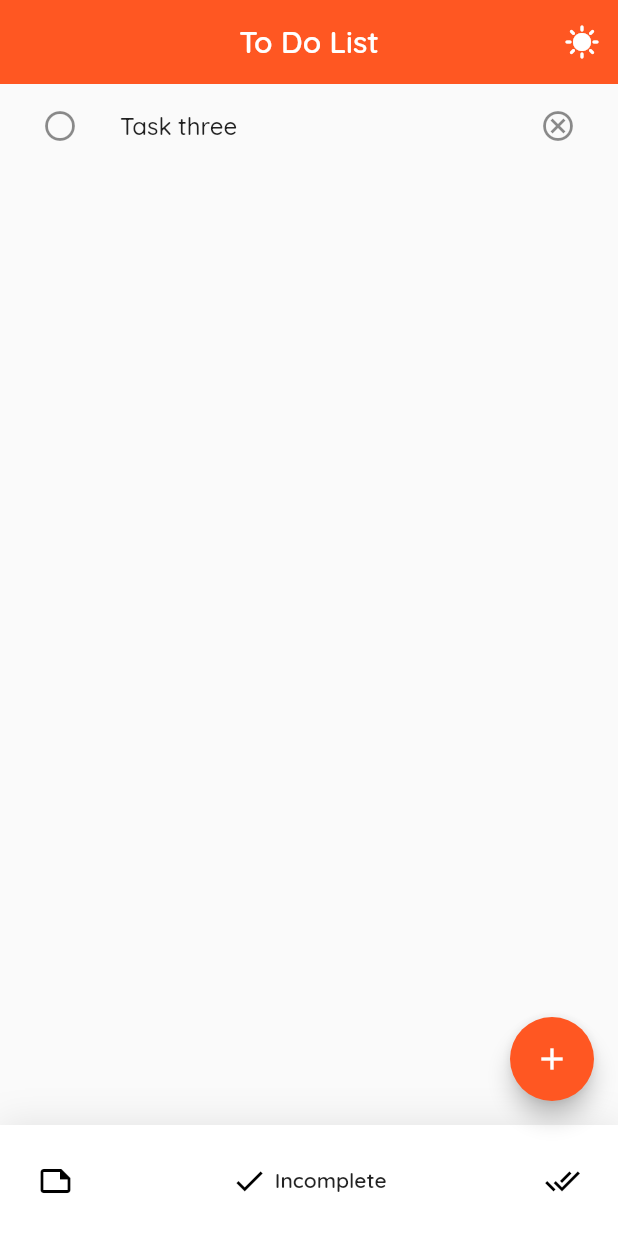
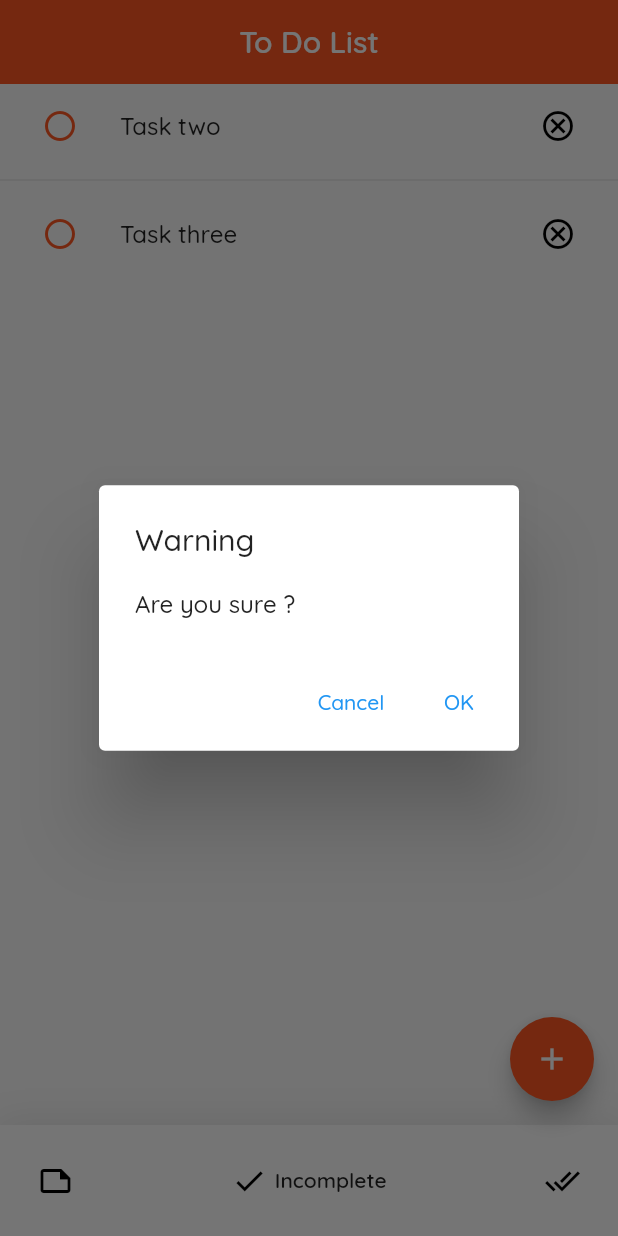
Before and after one commit to DANIEL-DEMELASH/Todo_with_provider, a Flutter app: the screen it shows after launch, item 2 of the bottom bar chosen, after a tap on the "circle" icon, after a tap on the "cancel" icon, on a phone screen of 412 x 824 dp. Run offline on Flutter 3.47's test engine with Material 2 defaults, Android fonts, the phone set to English and light mode, and no system bars; drawn by our look-alikes of google_nav_bar.

Commit message:
feat: add Task feature added

```diff
--- a/lib/main.dart
+++ b/lib/main.dart
@@ -12,11 +12,13 @@ class MyApp extends StatelessWidget {
 
   @override
   Widget build(BuildContext context) {
-    return MaterialApp(
-      debugShowCheckedModeBanner: false,
-      theme: ThemeData(fontFamily: 'Quicksand'),
-      home: ChangeNotifierProvider(
-          create: ((context) => TodoData()), child: TodoScreen()),
+    return ChangeNotifierProvider(
+      create: (context) => TodoData(),
+      child: MaterialApp(
+        debugShowCheckedModeBanner: false,
+        theme: ThemeData(fontFamily: 'Quicksand'),
+        home: TodoScreen(),
+      ),
     );
   }
 }
--- a/lib/screens/todo_screen.dart
+++ b/lib/screens/todo_screen.dart
@@ -2,6 +2,7 @@ import 'package:flutter/material.dart';
 import 'package:google_nav_bar/google_nav_bar.dart';
 import 'package:provider/provider.dart';
 import 'package:todo/constants.dart';
+import 'package:todo/widgets/add_todo.dart';
 import 'package:todo/widgets/custom_todo_list.dart';
 
 import '../resources/todo_data.dart';
@@ -37,7 +38,9 @@ class _TodoScreenState extends State<TodoScreen> {
     return Scaffold(
         floatingActionButton: FloatingActionButton(
           onPressed: () {
-            //TODO: add new task method
+            showModalBottomSheet(
+                context: context,
+                builder: (BuildContext context) => const AddTaskScreen());
           },
           backgroundColor: kBgColor,
           child: const Icon(Icons.add),
@@ -50,13 +53,6 @@ class _TodoScreenState extends State<TodoScreen> {
           ),
           centerTitle: true,
           elevation: 0,
-          actions: [
-            IconButton(
-                onPressed: () {
-                  //TODO: change theme method
-                },
-                icon: const Icon(Icons.sunny))
-          ],
         ),
         bottomNavigationBar: Container(
           decoration: BoxDecoration(color: Colors.white, boxShadow: [
--- a/lib/widgets/custom_todo_list.dart
+++ b/lib/widgets/custom_todo_list.dart
@@ -1,5 +1,8 @@
 import 'package:flutter/material.dart';
+import 'package:todo/constants.dart';
 import 'package:todo/models/todo_model.dart';
+
+import '../resources/todo_data.dart';
 
 class TodoList extends StatelessWidget {
   const TodoList({
@@ -7,7 +10,7 @@ class TodoList extends StatelessWidget {
     required this.data,
     required this.todos,
   }) : super(key: key);
-  final data;
+  final TodoData data;
   final List<Todo> todos;
 
   @override
@@ -19,9 +22,12 @@ class TodoList extends StatelessWidget {
                 onPressed: () {
                   data.updateTodo(todos[index]);
                 },
-                icon: Icon(todos[index].isCompleted
-                    ? Icons.circle
-                    : Icons.circle_outlined)),
+                icon: Icon(
+                  todos[index].isCompleted
+                      ? Icons.circle
+                      : Icons.circle_outlined,
+                  color: kBgColor,
+                )),
             title: Text(
               todos[index].task,
               style: TextStyle(
@@ -31,9 +37,31 @@ class TodoList extends StatelessWidget {
             ),
             trailing: IconButton(
                 onPressed: () {
-                  data.deleteTodo(todos[index]);
+                  showDialog<String>(
+                    context: context,
+                    builder: (BuildContext context) => AlertDialog(
+                      title: const Text('Warning'),
+                      content: const Text('Are you sure ?'),
+                      actions: <Widget>[
+                        TextButton(
+                          onPressed: () => Navigator.pop(context),
+                          child: const Text('Cancel'),
+                        ),
+                        TextButton(
+                          onPressed: () async {
+                            data.deleteTodo(todos[index]);
+                            Navigator.pop(context);
+                          },
+                          child: const Text('OK'),
+                        ),
+                      ],
+                    ),
+                  );
                 },
-                icon: const Icon(Icons.cancel_outlined)),
+                icon: const Icon(
+                  Icons.cancel_outlined,
+                  color: Colors.black,
+                )),
           );
         }),
         separatorBuilder: ((context, index) {
```
Also changed, not shown: lib/widgets/add_todo.dart (added, +46 -0 lines).
